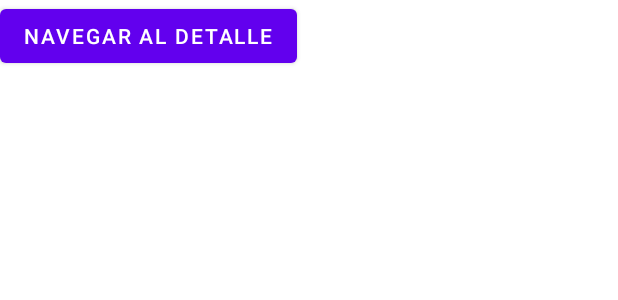
After one commit to AndresSotoLopez/DI, an Android app: the layout fragment_catalog.xml on its own in the app's theme, with its tools: preview values and no code run, on a phone screen of 412 x 824 dp. The commit adds this screen. Shown: the top 300 px of the screen. Run offline under Robolectric (Android 15) with nearby library versions, the phone set to English and light mode, and no system bars.

```diff
--- a/sprint3android/app/build.gradle.kts
+++ b/sprint3android/app/build.gradle.kts
@@ -36,4 +36,7 @@ dependencies {
     testImplementation("junit:junit:4.13.2")
     androidTestImplementation("androidx.test.ext:junit:1.1.5")
     androidTestImplementation("androidx.test.espresso:espresso-core:3.5.1")
+    //Implementaciones nuevas
+    implementation("androidx.navigation:navigation-fragment:2.7.5")
+    implementation("androidx.navigation:navigation-ui:2.7.5")
 }
--- a/sprint3android/app/src/main/java/com/example/my_catalog/DetailActivity.java
+++ b/sprint3android/app/src/main/java/com/example/my_catalog/DetailActivity.java
@@ -8,6 +8,7 @@ public class DetailActivity extends AppCompatActivity {
 
     @Override
     protected void onCreate(Bundle savedInstanceState) {
+        //Mostramos el layout de la actividad
         super.onCreate(savedInstanceState);
         setContentView(R.layout.activity_detail);
     }
--- /dev/null
+++ b/sprint3android/app/src/main/res/drawable/baseline_home_24.xml
@@ -0,0 +1,5 @@
+<vector android:height="24dp" android:tint="#000000"
+    android:viewportHeight="24" android:viewportWidth="24"
+    android:width="24dp" xmlns:android="http://schemas.android.com/apk/res/android">
+    <path android:fillColor="@android:color/white" android:pathData="M10,20v-6h4v6h5v-8h3L12,3 2,12h3v8z"/>
+</vector>
--- /dev/null
+++ b/sprint3android/app/src/main/res/drawable/baseline_info_24.xml
@@ -0,0 +1,5 @@
+<vector android:height="24dp" android:tint="#000000"
+    android:viewportHeight="24" android:viewportWidth="24"
+    android:width="24dp" xmlns:android="http://schemas.android.com/apk/res/android">
+    <path android:fillColor="@android:color/white" android:pathData="M12,2C6.48,2 2,6.48 2,12s4.48,10 10,10 10,-4.48 10,-10S17.52,2 12,2zM13,17h-2v-6h2v6zM13,9h-2L11,7h2v2z"/>
+</vector>
--- /dev/null
+++ b/sprint3android/app/src/main/res/layout/fragment_catalog.xml
@@ -0,0 +1,39 @@
+<?xml version="1.0" encoding="utf-8"?>
+<androidx.constraintlayout.widget.ConstraintLayout
+    xmlns:android="http://schemas.android.com/apk/res/android"
+    xmlns:app="http://schemas.android.com/apk/res-auto"
+    xmlns:tools="http://schemas.android.com/tools"
+    android:layout_width="match_parent"
+    android:layout_height="match_parent"
+    tools:context=".CatalogFragment">
+
+    <!--Creacion de un FrameLayout para la colocación del resto de elementos que vayan a formar parte del fragmento-->
+
+    <FrameLayout
+        android:id="@+id/container"
+        android:layout_width="match_parent"
+        android:layout_height="match_parent"
+        app:layout_constraintBottom_toBottomOf="parent"
+        app:layout_constraintEnd_toEndOf="parent"
+        app:layout_constraintHorizontal_bias="0.497"
+        app:layout_constraintStart_toStartOf="parent"
+        app:layout_constraintTop_toTopOf="parent"
+        app:layout_constraintVertical_bias="1.0"
+        android:visibility="visible">
+
+        <!--Creacion del Boton navegar al detalle-->
+        <Button
+            android:id="@+id/catalog_fragment_button"
+            android:layout_width="wrap_content"
+            android:layout_height="wrap_content"
+            android:text="Navegar al detalle"
+            android:visibility="visible"
+            app:layout_constraintTop_toTopOf="parent"
+            app:layout_constraintStart_toStartOf="parent"/>
+
+        <!-- Dentro del FrameLayout, definimos el botón "navego" al que agregamos lo solicitado
+        en la tarea. -->
+
+    </FrameLayout>
+
+</androidx.constraintlayout.widget.ConstraintLayout>
--- a/sprint3android/app/src/main/res/values-night/themes.xml
+++ b/sprint3android/app/src/main/res/values-night/themes.xml
@@ -1,6 +1,6 @@
 <resources xmlns:tools="http://schemas.android.com/tools">
     <!-- Base application theme. -->
-    <style name="Theme.My_Catalog" parent="Theme.MaterialComponents.DayNight.DarkActionBar">
+    <style name="Theme.My_Catalog" parent="Theme.MaterialComponents.DayNight.NoActionBar">
         <!-- Primary brand color. -->
         <item name="colorPrimary">@color/purple_200</item>
         <item name="colorPrimaryVariant">@color/purple_700</item>
@@ -12,5 +12,8 @@
         <!-- Status bar color. -->
         <item name="android:statusBarColor">?attr/colorPrimaryVariant</item>
         <!-- Customize your theme here. -->
+        <item name="toolbarStyle">@style/Widget.MaterialComponents.Toolbar.PrimarySurface</item>
+        <item name="drawerArrowStyle">@style/AppTheme.DrawerArrowStyle</item>
     </style>
+    <style name="AppTheme.DrawerArrowStyle" parent="Widget.AppCompat.DrawerArrowToggle"/>
 </resources>
--- a/sprint3android/app/src/main/res/values/themes.xml
+++ b/sprint3android/app/src/main/res/values/themes.xml
@@ -1,6 +1,6 @@
 <resources xmlns:tools="http://schemas.android.com/tools">
     <!-- Base application theme. -->
-    <style name="Theme.My_Catalog" parent="Theme.MaterialComponents.DayNight.DarkActionBar">
+    <style name="Theme.My_Catalog" parent="Theme.MaterialComponents.DayNight.NoActionBar">
         <!-- Primary brand color. -->
         <item name="colorPrimary">@color/purple_500</item>
         <item name="colorPrimaryVariant">@color/purple_700</item>
@@ -12,5 +12,10 @@
         <!-- Status bar color. -->
         <item name="android:statusBarColor">?attr/colorPrimaryVariant</item>
         <!-- Customize your theme here. -->
+        <item name="toolbarStyle">@style/Widget.MaterialComponents.Toolbar.PrimarySurface</item>
+        <item name="drawerArrowStyle">@style/AppTheme.DrawerArrowStyle</item>
     </style>
+
+    <style name="AppTheme.DrawerArrowStyle" parent="Widget.AppCompat.DrawerArrowToggle"/>
+
 </resources>
```
Also changed, not shown: sprint3android/app/src/main/AndroidManifest.xml (+10 -8 lines), sprint3android/app/src/main/java/com/example/my_catalog/AboutFragment.java (added, +21 -0 lines), sprint3android/app/src/main/java/com/example/my_catalog/CatalogActivity.java (+68 -14 lines), sprint3android/app/src/main/java/com/example/my_catalog/CatalogFragment.java (added, +49 -0 lines), sprint3android/app/src/main/res/layout/activity_catalog.xml (deleted, +0 -20 lines), sprint3android/app/src/main/res/layout/fragment_about.xml (added, +15 -0 lines), sprint3android/app/src/main/res/layout/nav_header.xml (added, +36 -0 lines), sprint3android/app/src/main/res/layout/nav_view.xml (added, +46 -0 lines), sprint3android/app/src/main/res/menu/nav_drawer_menu.xml (added, +27 -0 lines), sprint3android/app/src/main/res/navigation/nav.xml (added, +28 -0 lines), sprint3android/app/src/main/res/values/strings.xml (+19 -0 lines).
